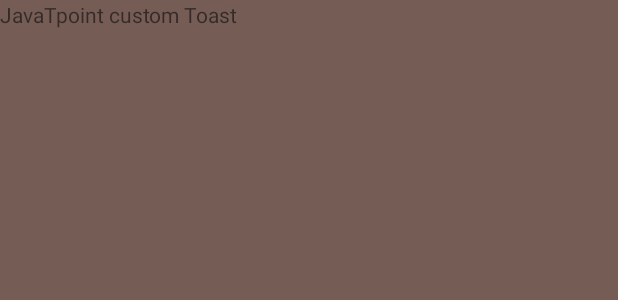
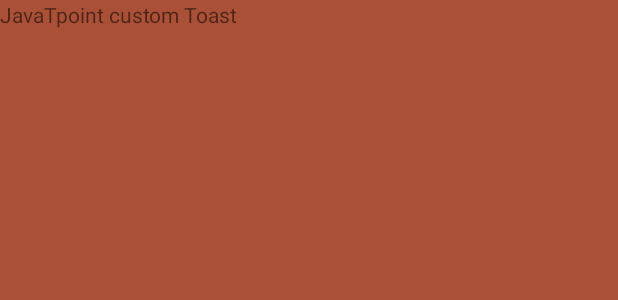
Before and after one commit to hello9717/IntentsProj-Tute2, an Android app: the layout custom_toast.xml on its own in the app's theme, with its tools: preview values and no code run, on a phone screen of 412 x 824 dp. Shown: the top 300 px of the screen. Run offline under Robolectric (Android 15) with nearby library versions, the phone set to English and light mode, and no system bars.

Commit message:
first commited

```diff
--- a/app/src/main/res/layout/custom_toast.xml
+++ b/app/src/main/res/layout/custom_toast.xml
@@ -4,7 +4,7 @@
     android:layout_height="match_parent"
     android:id="@+id/custom_toast_layout"
     android:orientation="vertical"
-    android:background="#755D56" >
+    android:background="#AA5036" >
 
     <ImageView
         android:id="@+id/custom_toast_image"
```
